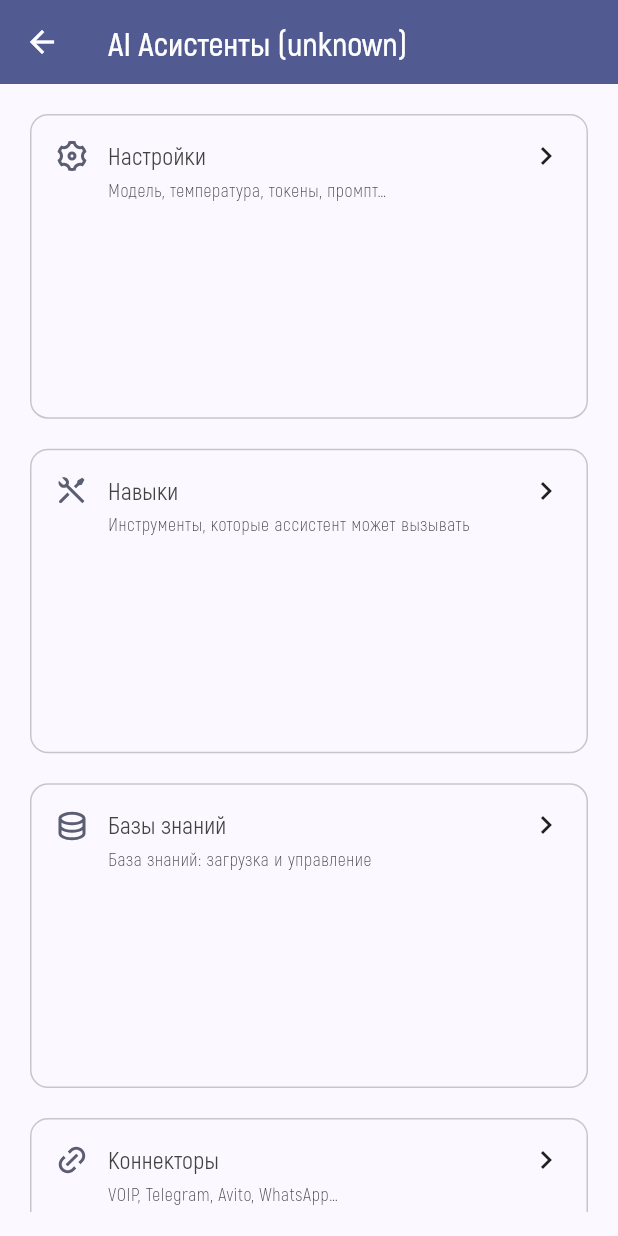
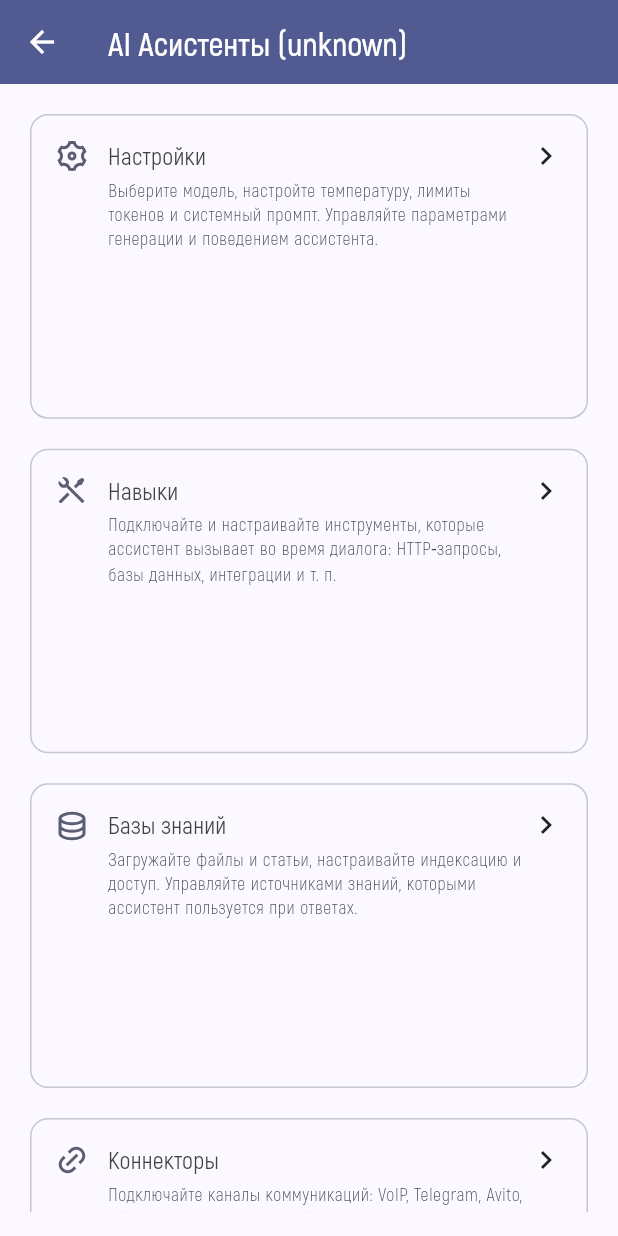
Before and after one commit to clover-soft/senatralix_app, a Flutter app: the AssistantHomeScreen screen opened directly, on a phone screen of 412 x 824 dp. Run offline on Flutter 3.47's test engine with Material 3 defaults, Android fonts, the phone set to English and light mode, and no system bars; our stand-ins replace dio, flutter_riverpod, flutter_secure_storage, go_router, just_audio, package_info_plus and 1 more; missing offline and left inert: code_text_field, dart:html, dio_web_adapter, gpt_markdown, highlight; accounts and stored records are empty; network calls fail.

Commit message:
admin debug

```diff
--- a/lib/features/assistant/screens/assistant_home_screen.dart
+++ b/lib/features/assistant/screens/assistant_home_screen.dart
@@ -17,31 +17,31 @@ class AssistantHomeScreen extends ConsumerWidget {
     final items = <_SubItem>[
       _SubItem(
         'Настройки',
-        'Модель, температура, токены, промпт…',
+        'Выберите модель, настройте температуру, лимиты токенов и системный промпт. Управляйте параметрами генерации и поведением ассистента.',
         RemixIcons.settings_3_line,
         '/assistant/$id/settings',
       ),
       _SubItem(
         'Навыки',
-        'Инструменты, которые ассистент может вызывать',
+        'Подключайте и настраивайте инструменты, которые ассистент вызывает во время диалога: HTTP‑запросы, базы данных, интеграции и т. п.',
         RemixIcons.tools_line,
         '/assistant/$id/tools',
       ),
       _SubItem(
         'Базы знаний',
-        'База знаний: загрузка и управление',
+        'Загружайте файлы и статьи, настраивайте индексацию и доступ. Управляйте источниками знаний, которыми ассистент пользуется при ответах.',
         RemixIcons.database_2_line,
         '/assistant/$id/knowledge',
       ),
       _SubItem(
         'Коннекторы',
-        'VOIP, Telegram, Avito, WhatsApp…',
+        'Подключайте каналы коммуникаций: VoIP, Telegram, Avito, WhatsApp и другие. Настройте вебхуки, авторизацию и маршрутизацию.',
         RemixIcons.link_m,
         '/assistant/$id/connectors',
       ),
       _SubItem(
         'Скрипты',
-        'События и действия: вход/выход, триггеры',
+        'Определяйте сценарные события и действия: вход/выход, триггеры, обработчики. Описывайте логику автоматизации без изменения кода.',
         RemixIcons.file_code_line,
         '/assistant/$id/scripts',
       ),
@@ -58,14 +58,14 @@ class AssistantHomeScreen extends ConsumerWidget {
         '/assistant/$id/slots',
       ),
       _SubItem(
-        'Эксперименты',
-        'Эксперименты для быстрой проверки работы ассистента: после изменения настроек можно смоделировать нужный диалог и посмотреть, как ассистент отрабатывает шаги, вопросы и логику.',
+        'Плэйграунд',
+        'Плэйграунд для быстрой проверки работы ассистента: после изменения настроек можно смоделировать нужный диалог и посмотреть, как ассистент отрабатывает шаги, вопросы и логику.',
         RemixIcons.flask_line,
         '/assistant/$id/playground',
       ),
       _SubItem(
         'История чатов',
-        'Посмотреть историю чатов',
+        'Здесь вы можете просматривать и анализировать прошедшие диалоги: искать по истории, фильтровать по статусу и дате, открывать детали переписки, прослушивать записи и быстро переходить к таймлайну для разбора.',
         RemixIcons.history_line,
         '/assistant/$id/sessions',
       ),
```
Also changed, not shown: lib/features/assistant/features/sessions/widgets/timeline_summary_panel.dart (+72 -11 lines).
